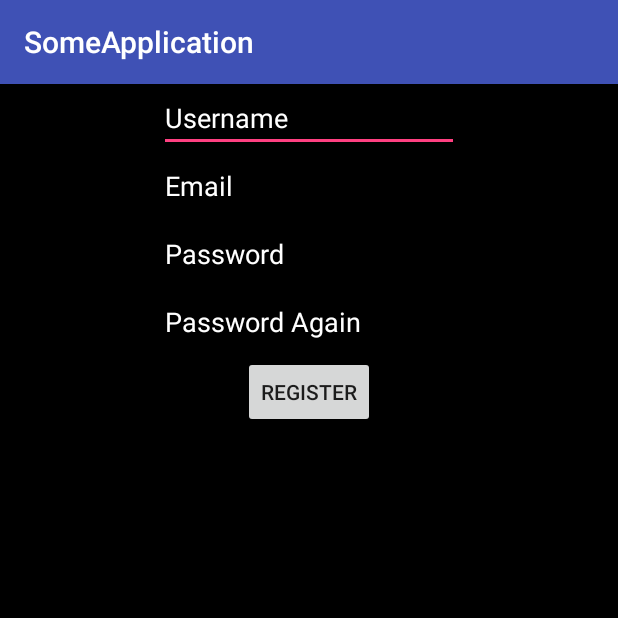
After one commit to kodchakornW/Android-MiniWorkshop, an Android app: the RegisterActivity screen opened directly, with no data from a screen before it, on a phone screen of 412 x 824 dp, the top half of it. The commit adds this screen. Run offline under Robolectric (Android 15) with nearby library versions, the phone set to English and light mode, and no system bars.

Commit message:
use Singleton for Retrofit for clean code, add RegisterActivity to add member to database.

```diff
--- a/app/build.gradle
+++ b/app/build.gradle
@@ -24,9 +24,10 @@ dependencies {
     androidTestCompile('com.android.support.test.espresso:espresso-core:2.2.2', {
         exclude group: 'com.android.support', module: 'support-annotations'
     })
+
     compile 'com.android.support:appcompat-v7:25.2.0'
-    testCompile 'junit:junit:4.12'
-
     compile 'com.squareup.retrofit2:retrofit:2.1.0'
     compile 'com.squareup.retrofit2:converter-gson:2.1.0'
+    compile 'com.android.support.constraint:constraint-layout:1.0.0-alpha8'
+    testCompile 'junit:junit:4.12'
 }
--- a/app/src/main/AndroidManifest.xml
+++ b/app/src/main/AndroidManifest.xml
@@ -17,6 +17,7 @@
                 <category android:name="android.intent.category.LAUNCHER" />
             </intent-filter>
         </activity>
+        <activity android:name=".RegisterActivity"></activity>
     </application>
 
 </manifest>
--- a/app/src/main/java/com/example/phuwarin/someapplication/ApiService.java
+++ b/app/src/main/java/com/example/phuwarin/someapplication/ApiService.java
@@ -3,7 +3,10 @@ package com.example.phuwarin.someapplication;
 import java.util.List;
 
 import retrofit2.Call;
+import retrofit2.http.Field;
+import retrofit2.http.FormUrlEncoded;
 import retrofit2.http.GET;
+import retrofit2.http.POST;
 
 /**
  * Created by Phuwarin on 3/8/2017.
@@ -12,4 +15,11 @@ import retrofit2.http.GET;
 public interface ApiService {
     @GET("retrieve.php")
     Call<List<Member>> retrieveMember();
+
+    @FormUrlEncoded
+    @POST("insert.php")
+    Call<ResponseModel> registerMember(
+            @Field("username") String username,
+            @Field("email") String email,
+            @Field("password") String password);
 }
--- /dev/null
+++ b/app/src/main/java/com/example/phuwarin/someapplication/RegisterActivity.java
@@ -0,0 +1,79 @@
+package com.example.phuwarin.someapplication;
+
+import android.content.Intent;
+import android.os.Bundle;
+import android.support.v7.app.AppCompatActivity;
+import android.util.Log;
+import android.view.View;
+import android.widget.Button;
+import android.widget.EditText;
+import android.widget.Toast;
+
+import retrofit2.Call;
+import retrofit2.Callback;
+import retrofit2.Response;
+
+public class RegisterActivity extends AppCompatActivity implements View.OnClickListener{
+
+    private EditText editTextUsername;
+    private EditText editTextEmail;
+    private EditText editTextPassword;
+    private EditText editTextPasswordConfirm;
+    private Button   buttonRegister;
+
+    ApiService service;
+    Call<ResponseModel> call;
+
+    @Override
+    protected void onCreate(Bundle savedInstanceState) {
+        super.onCreate(savedInstanceState);
+        setContentView(R.layout.activity_register);
+
+        initialUi();
+        service = RetrofitCreation.getInstance().getService();
+    }
+
+    private void initialUi() {
+        editTextUsername = (EditText) findViewById(R.id.edit_username_register);
+        editTextEmail = (EditText) findViewById(R.id.edit_email_register);
+        editTextPassword = (EditText) findViewById(R.id.edit_password_register);
+        editTextPasswordConfirm = (EditText) findViewById(R.id.edit_password_confirmation_register);
+        buttonRegister = (Button) findViewById(R.id.button_register);
+
+        buttonRegister.setOnClickListener(this);
+    }
+
+    @Override
+    public void onClick(View view) {
+        // When user click register button it's will call here!
+        String username = editTextUsername.getEditableText().toString();
+        String email = editTextEmail.getEditableText().toString();
+        String password = editTextPassword.getEditableText().toString();
+        String passwordConfirm = editTextPasswordConfirm.getEditableText().toString();
+
+        call = service.registerMember(username, email, password);
+        call.enqueue(new Callback<ResponseModel>() {
+            @Override
+            public void onResponse(Call<ResponseModel> call, Response<ResponseModel> response) {
+                if (response.isSuccessful()) {
+                    Toast.makeText(RegisterActivity.this,
+                            response.body().getResult(),
+                            Toast.LENGTH_SHORT)
+                            .show();
+                    finish();
+                    startActivity(new Intent(RegisterActivity.this,
+                            MainActivity.class));
+                }
+            }
+
+            @Override
+            public void onFailure(Call<ResponseModel> call, Throwable t) {
+                Toast.makeText(RegisterActivity.this,
+                        "Unable to connect server",
+                        Toast.LENGTH_SHORT)
+                        .show();
+                Log.e("errorTag", t.getMessage());
+            }
+        });
+    }
+}
--- /dev/null
+++ b/app/src/main/java/com/example/phuwarin/someapplication/RetrofitCreation.java
@@ -0,0 +1,33 @@
+package com.example.phuwarin.someapplication;
+
+import retrofit2.Retrofit;
+import retrofit2.converter.gson.GsonConverterFactory;
+
+/**
+ * Created by Phuwarin on 3/16/2017.
+ */
+
+public class RetrofitCreation {
+    private static final RetrofitCreation ourInstance = new RetrofitCreation();
+    private ApiService service;
+
+    public static RetrofitCreation getInstance() {
+        if (ourInstance == null) {
+            return new RetrofitCreation();
+        } else {
+            return ourInstance;
+        }
+    }
+
+    private RetrofitCreation() {
+        Retrofit retrofit = new Retrofit.Builder()
+                .baseUrl("http://161.246.103.187/member_database/")
+                .addConverterFactory(GsonConverterFactory.create())
+                .build();
+        service = retrofit.create(ApiService.class);
+    }
+
+    public ApiService getService() {
+        return service;
+    }
+}
--- /dev/null
+++ b/app/src/main/res/layout/activity_register.xml
@@ -0,0 +1,59 @@
+<?xml version="1.0" encoding="utf-8"?>
+<LinearLayout xmlns:android="http://schemas.android.com/apk/res/android"
+    xmlns:tools="http://schemas.android.com/tools"
+    android:layout_width="match_parent"
+    android:layout_height="match_parent"
+    android:background="@android:color/black"
+    android:orientation="vertical"
+    tools:context="com.example.phuwarin.someapplication.RegisterActivity">
+
+    <EditText
+        android:id="@+id/edit_username_register"
+        android:layout_width="200dp"
+        android:layout_height="wrap_content"
+        android:layout_gravity="center_horizontal"
+        android:hint="Username"
+        android:maxLines="1"
+        android:textColor="#ffffff"
+        android:textColorHint="#ffffff" />
+
+    <EditText
+        android:id="@+id/edit_email_register"
+        android:layout_width="200dp"
+        android:layout_height="wrap_content"
+        android:layout_gravity="center_horizontal"
+        android:hint="Email"
+        android:inputType="textEmailAddress"
+        android:maxLines="1"
+        android:textColor="#ffffff"
+        android:textColorHint="#ffffff" />
+
+    <EditText
+        android:id="@+id/edit_password_register"
+        android:layout_width="200dp"
+        android:layout_height="wrap_content"
+        android:layout_gravity="center_horizontal"
+        android:hint="Password"
+        android:inputType="textPassword"
+        android:maxLines="1"
+        android:textColor="#ffffff"
+        android:textColorHint="#ffffff" />
+
+    <EditText
+        android:id="@+id/edit_password_confirmation_register"
+        android:layout_width="200dp"
+        android:layout_height="wrap_content"
+        android:layout_gravity="center_horizontal"
+        android:hint="Password Again"
+        android:inputType="textPassword"
+        android:maxLines="1"
+        android:textColor="#ffffff"
+        android:textColorHint="#ffffff" />
+
+    <Button
+        android:id="@+id/button_register"
+        android:layout_width="wrap_content"
+        android:layout_height="wrap_content"
+        android:layout_gravity="center_horizontal"
+        android:text="Register" />
+</LinearLayout>
```
Also changed, not shown: app/src/main/java/com/example/phuwarin/someapplication/MainActivity.java (+12 -8 lines), app/src/main/java/com/example/phuwarin/someapplication/ResponseModel.java (added, +19 -0 lines), app/src/main/res/layout/activity_main.xml (+11 -2 lines), 2 other files.
